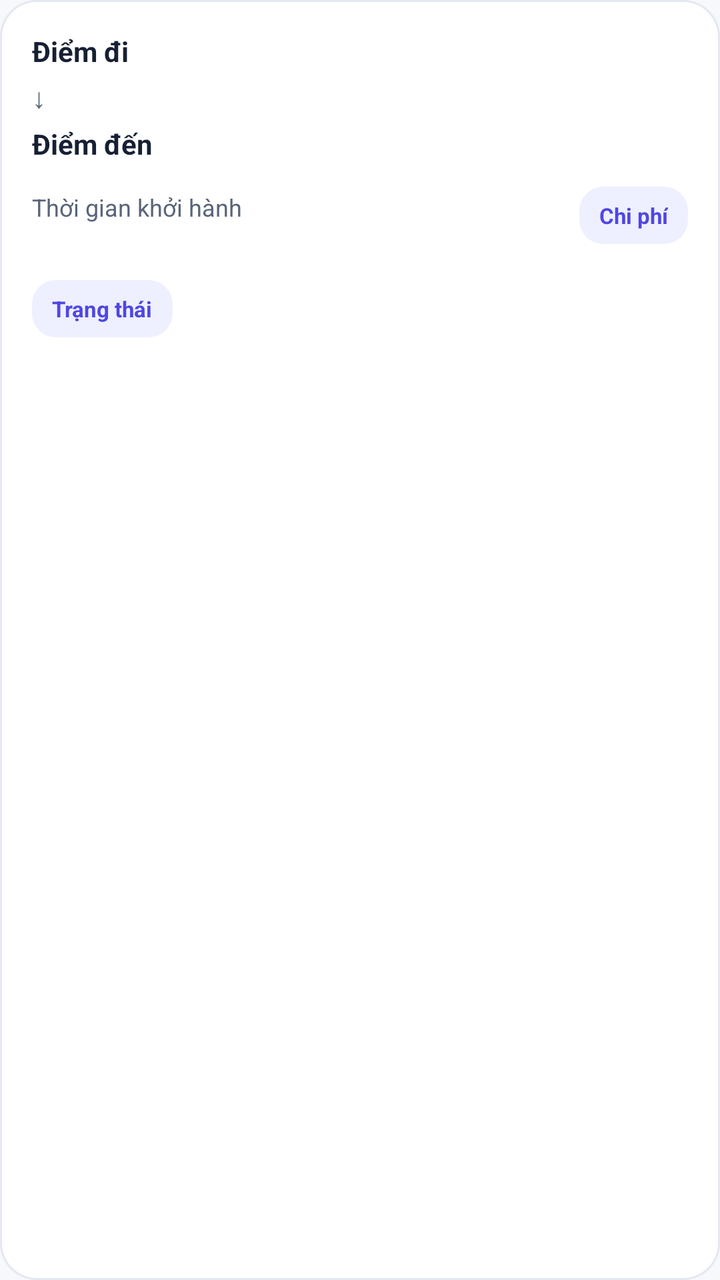
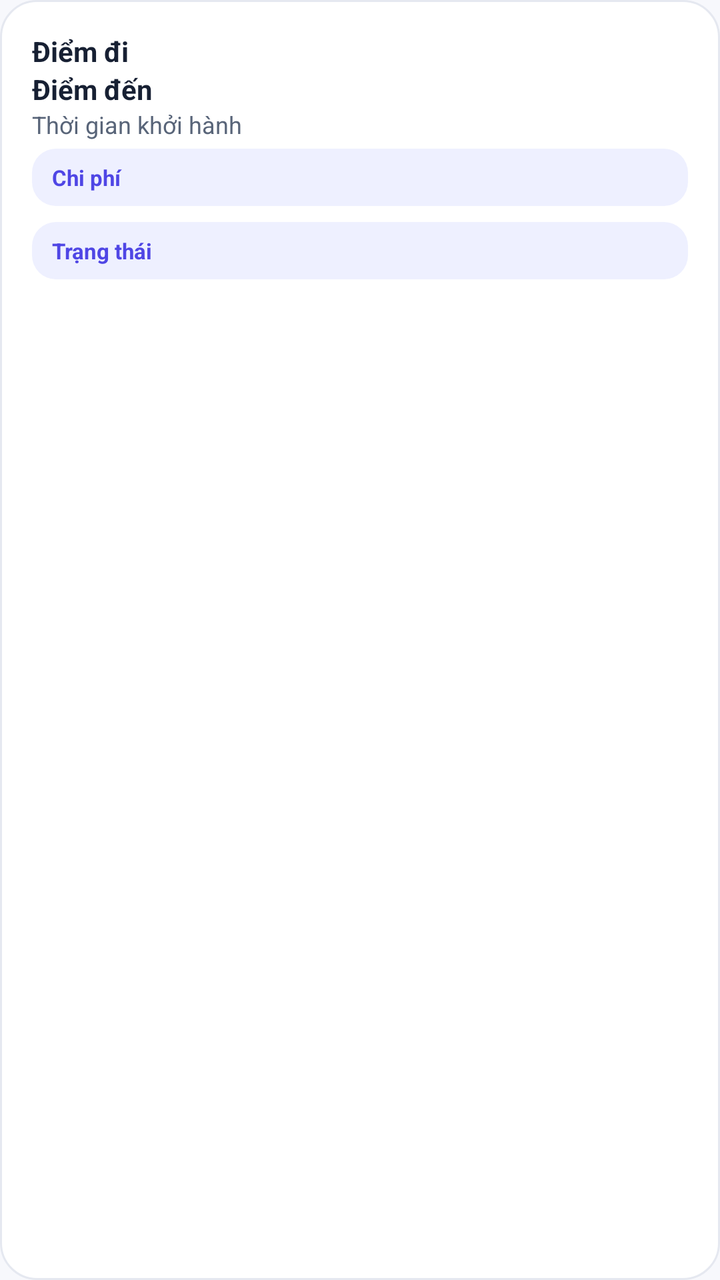

Before-and-after screenshots of an Android layout around one commit, followed by the original layout XML and the change that was made.
<!-- AndroidManifest.xml: application theme Theme.GrabShare -->
<!-- res/layout/item_driver_trip.xml -->
<?xml version="1.0" encoding="utf-8"?>
<LinearLayout xmlns:android="http://schemas.android.com/apk/res/android"
    style="@style/Card"
    android:layout_width="match_parent"
    android:layout_height="wrap_content"
    android:layout_marginHorizontal="16dp"
    android:layout_marginTop="8dp"
    android:layout_marginBottom="4dp"
    android:orientation="vertical"
    android:clickable="false"
    android:focusable="false"
    android:foreground="?attr/selectableItemBackground">

    <TextView
        android:id="@+id/trip_origin"
        style="@style/BodyBold"
        android:layout_width="match_parent"
        android:layout_height="wrap_content"
        android:text="Điểm đi" />

    <TextView
        android:layout_width="match_parent"
        android:layout_height="wrap_content"
        android:paddingVertical="4dp"
        android:text="↓"
        android:textColor="@color/muted" />

    <TextView
        android:id="@+id/trip_destination"
        style="@style/BodyBold"
        android:layout_width="match_parent"
        android:layout_height="wrap_content"
        android:text="Điểm đến" />

    <LinearLayout
        style="@style/Row"
        android:layout_width="match_parent"
        android:layout_height="wrap_content"
        android:layout_marginTop="12dp">

        <TextView
            android:id="@+id/trip_departure_time"
            style="@style/Caption"
            android:layout_width="0dp"
            android:layout_height="wrap_content"
            android:layout_weight="1"
            android:text="Thời gian khởi hành" />

        <TextView
            android:id="@+id/trip_cost"
            style="@style/Badge"
            android:layout_width="wrap_content"
            android:layout_height="wrap_content"
            android:text="Chi phí" />

    </LinearLayout>

    <TextView
        android:id="@+id/trip_status"
        style="@style/Badge"
        android:layout_width="wrap_content"
        android:layout_height="wrap_content"
        android:layout_marginTop="8dp"
        android:text="Trạng thái" />

</LinearLayout>
<!-- resources referenced by this layout -->
<resources>
  <color name="muted">#596579</color>
  <style name="Badge" parent="BodyBold">
          <item name="android:textSize">11sp</item>
          <item name="android:textColor">@color/primary</item>
          <item name="android:background">@drawable/bg_lavender</item>
          <item name="android:paddingHorizontal">10dp</item>
          <item name="android:paddingVertical">7dp</item>
      </style>
  <style name="BodyBold" parent="Body">
          <item name="android:textStyle">bold</item>
      </style>
  <style name="Caption" parent="Body">
          <item name="android:textSize">12sp</item>
          <item name="android:textColor">@color/muted</item>
          <item name="android:layout_marginBottom">4dp</item>
      </style>
  <style name="Card">
          <item name="android:layout_width">match_parent</item>
          <item name="android:layout_height">wrap_content</item>
          <item name="android:orientation">vertical</item>
          <item name="android:background">@drawable/bg_card</item>
          <item name="android:padding">16dp</item>
          <item name="android:layout_marginBottom">16dp</item>
      </style>
  <style name="Row">
          <item name="android:layout_width">match_parent</item>
          <item name="android:layout_height">wrap_content</item>
          <item name="android:orientation">horizontal</item>
          <item name="android:gravity">center_vertical</item>
          <item name="android:layout_marginBottom">10dp</item>
      </style>
  <style name="Theme.GrabShare" parent="Base.Theme.GrabShare" />
  <color name="primary">#4F46E5</color>
  <!-- drawable bg_lavender (drawable) -->
  <?xml version="1.0" encoding="utf-8"?>
  <shape xmlns:android="http://schemas.android.com/apk/res/android">
      <solid android:color="@color/lavender" />
      <corners android:radius="12dp" />
  </shape>
  <style name="Body">
          <item name="android:layout_width">wrap_content</item>
          <item name="android:layout_height">wrap_content</item>
          <item name="android:textColor">@color/ink</item>
          <item name="android:textSize">14sp</item>
          <item name="android:lineSpacingExtra">4dp</item>
      </style>
  <!-- drawable bg_card (drawable) -->
  <?xml version="1.0" encoding="utf-8"?>
  <shape xmlns:android="http://schemas.android.com/apk/res/android">
      <solid android:color="@color/white" />
      <corners android:radius="18dp" />
      <stroke android:width="1dp" android:color="@color/border" />
  </shape>
  <style name="Base.Theme.GrabShare" parent="Theme.Material3.Light.NoActionBar">
          <item name="colorPrimary">@color/primary</item>
          <item name="colorSecondary">@color/coral</item>
          <item name="android:fontFamily">sans-serif</item>
          <item name="android:windowLightStatusBar">true</item>
          <item name="android:windowLightNavigationBar">true</item>
          <item name="android:windowBackground">@color/background</item>
          <item name="android:colorAccent">@color/primary</item>
          
          
      </style>
  <color name="lavender">#EEF0FF</color>
  <color name="ink">#172033</color>
  <color name="white">#FFFFFFFF</color>
  <color name="border">#E5E8F0</color>
  <color name="coral">#F47C67</color>
  <color name="background">#F7F8FC</color>
</resources>

<!-- the commit's change to res/layout/item_driver_trip.xml (unified diff, before → after) -->
@@ -1,66 +1,57 @@
 <?xml version="1.0" encoding="utf-8"?>
-<LinearLayout xmlns:android="http://schemas.android.com/apk/res/android"
+<LinearLayout
+    xmlns:android="http://schemas.android.com/apk/res/android"
     style="@style/Card"
     android:layout_width="match_parent"
     android:layout_height="wrap_content"
-    android:layout_marginHorizontal="16dp"
+    android:layout_marginHorizontal="8dp"
     android:layout_marginTop="8dp"
     android:layout_marginBottom="4dp"
     android:orientation="vertical"
     android:clickable="false"
     android:focusable="false"
     android:foreground="?attr/selectableItemBackground">
-
     <TextView
         android:id="@+id/trip_origin"
         style="@style/BodyBold"
         android:layout_width="match_parent"
         android:layout_height="wrap_content"
-        android:text="Điểm đi" />
-
-    <TextView
-        android:layout_width="match_parent"
-        android:layout_height="wrap_content"
-        android:paddingVertical="4dp"
-        android:text="↓"
-        android:textColor="@color/muted" />
-
+        android:text="Điểm đi"
+        android:maxLines="1"
+        android:ellipsize="end"
+        android:textSize="14sp" />
     <TextView
         android:id="@+id/trip_destination"
         style="@style/BodyBold"
         android:layout_width="match_parent"
         android:layout_height="wrap_content"
-        android:text="Điểm đến" />
-
-    <LinearLayout
-        style="@style/Row"
+        android:text="Điểm đến"
+        android:maxLines="1"
+        android:ellipsize="end"
+        android:textSize="14sp" />
+    <TextView
+        android:id="@+id/trip_departure_time"
+        style="@style/Caption"
         android:layout_width="match_parent"
         android:layout_height="wrap_content"
-        android:layout_marginTop="12dp">
-
-        <TextView
-            android:id="@+id/trip_departure_time"
-            style="@style/Caption"
-            android:layout_width="0dp"
-            android:layout_height="wrap_content"
-            android:layout_weight="1"
-            android:text="Thời gian khởi hành" />
-
-        <TextView
-            android:id="@+id/trip_cost"
-            style="@style/Badge"
-            android:layout_width="wrap_content"
-            android:layout_height="wrap_content"
-            android:text="Chi phí" />
-
-    </LinearLayout>
-
+        android:text="Thời gian khởi hành"
+        android:maxLines="1"
+        android:ellipsize="end" />
+    <TextView
+        android:id="@+id/trip_cost"
+        style="@style/Badge"
+        android:layout_width="match_parent"
+        android:layout_height="wrap_content"
+        android:text="Chi phí"
+        android:maxLines="1"
+        android:ellipsize="end" />
     <TextView
         android:id="@+id/trip_status"
         style="@style/Badge"
-        android:layout_width="wrap_content"
+        android:layout_width="match_parent"
         android:layout_height="wrap_content"
         android:layout_marginTop="8dp"
-        android:text="Trạng thái" />
-
+        android:text="Trạng thái"
+        android:maxLines="1"
+        android:ellipsize="end" />
 </LinearLayout>
<!-- resource entries referenced after the edit -->
@@ -23,13 +23,6 @@
           <item name="android:background">@drawable/bg_card</item>
           <item name="android:padding">16dp</item>
           <item name="android:layout_marginBottom">16dp</item>
-      </style>
-  <style name="Row">
-          <item name="android:layout_width">match_parent</item>
-          <item name="android:layout_height">wrap_content</item>
-          <item name="android:orientation">horizontal</item>
-          <item name="android:gravity">center_vertical</item>
-          <item name="android:layout_marginBottom">10dp</item>
       </style>
   <style name="Theme.GrabShare" parent="Base.Theme.GrabShare" />
   <color name="primary">#4F46E5</color>
